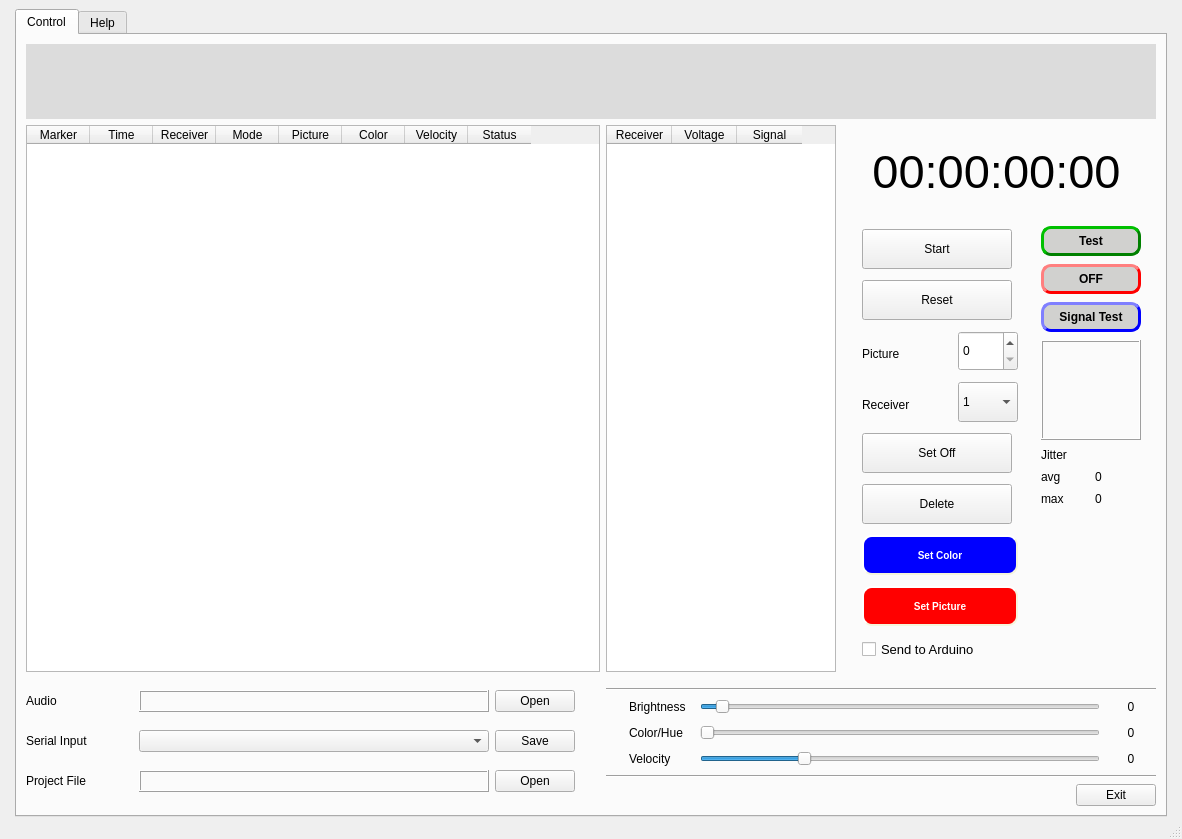
Qt form Studio_GUI_new.ui (un48ures/LED-Poi-Studio) before a commit.
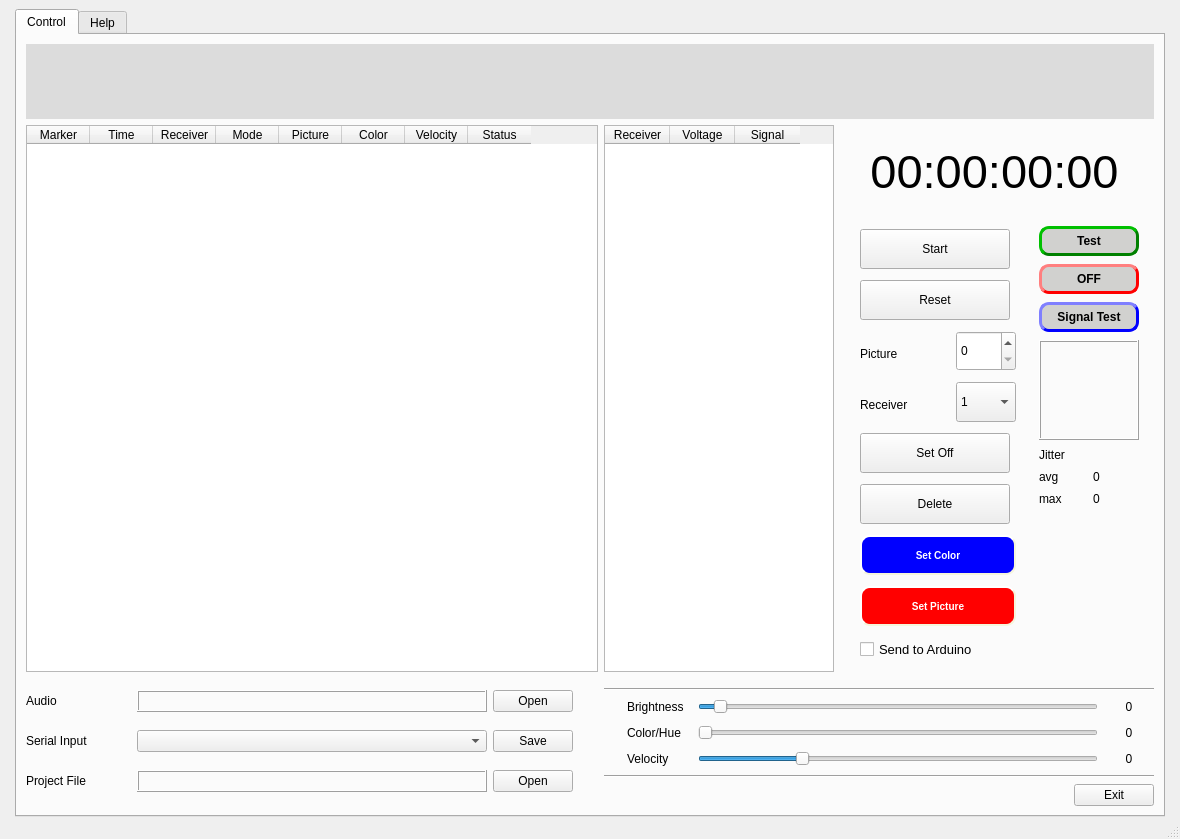
The same form after that commit. Icons and pictures are not drawn. Custom widgets are drawn as their Qt base class.

Commit message: bugfix default projectFile path not showing table

The edit to the form file:
```diff
--- a/Studio_GUI_new.ui
+++ b/Studio_GUI_new.ui
@@ -6,7 +6,7 @@
    <rect>
     <x>0</x>
     <y>0</y>
-    <width>1182</width>
+    <width>1180</width>
     <height>839</height>
    </rect>
   </property>
```
Left out of the diff: 2 changed lines with no effect on the pictures. The commit also changes 2 other files.
